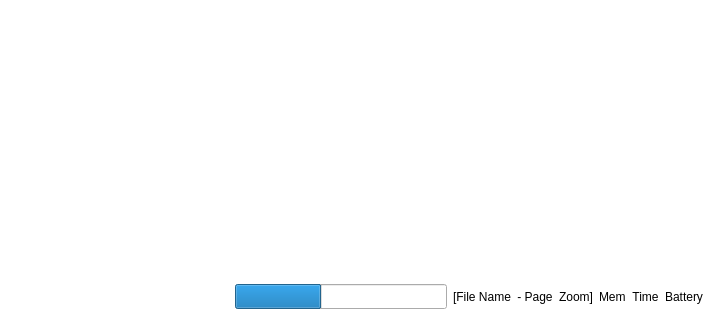
Before: the Qt Designer form src/platform/Screen.ui in jemyzhang/pluto-hades, drawn with Qt 5; both pictures show x 0 to 720 and y 160 to 480 of the 720 by 480 pixel window.
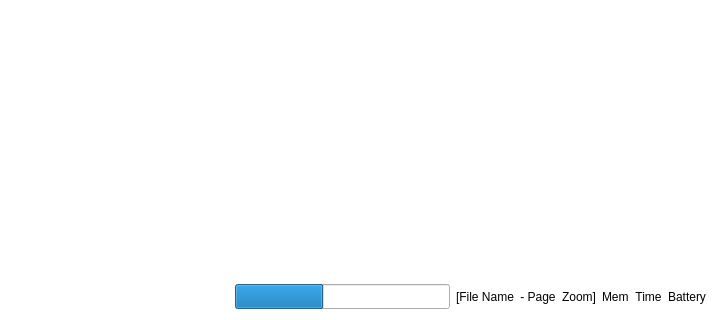
After: the same form once the commit is applied.

Diff of the .ui file:
```diff
--- a/src/platform/Screen.ui
+++ b/src/platform/Screen.ui
@@ -126,13 +126,13 @@
        <number>6</number>
       </property>
       <property name="leftMargin">
-       <number>6</number>
+       <number>3</number>
       </property>
       <property name="topMargin">
        <number>0</number>
       </property>
       <property name="rightMargin">
-       <number>6</number>
+       <number>3</number>
       </property>
       <property name="bottomMargin">
        <number>0</number>
@@ -145,16 +145,8 @@
           <verstretch>0</verstretch>
          </sizepolicy>
         </property>
-        <property name="font">
-         <font>
-          <family>微软雅黑</family>
-          <pointsize>8</pointsize>
-          <weight>75</weight>
-          <bold>true</bold>
-         </font>
-        </property>
         <property name="wordWrap">
-         <bool>false</bool>
+         <bool>true</bool>
         </property>
        </widget>
       </item>
```
